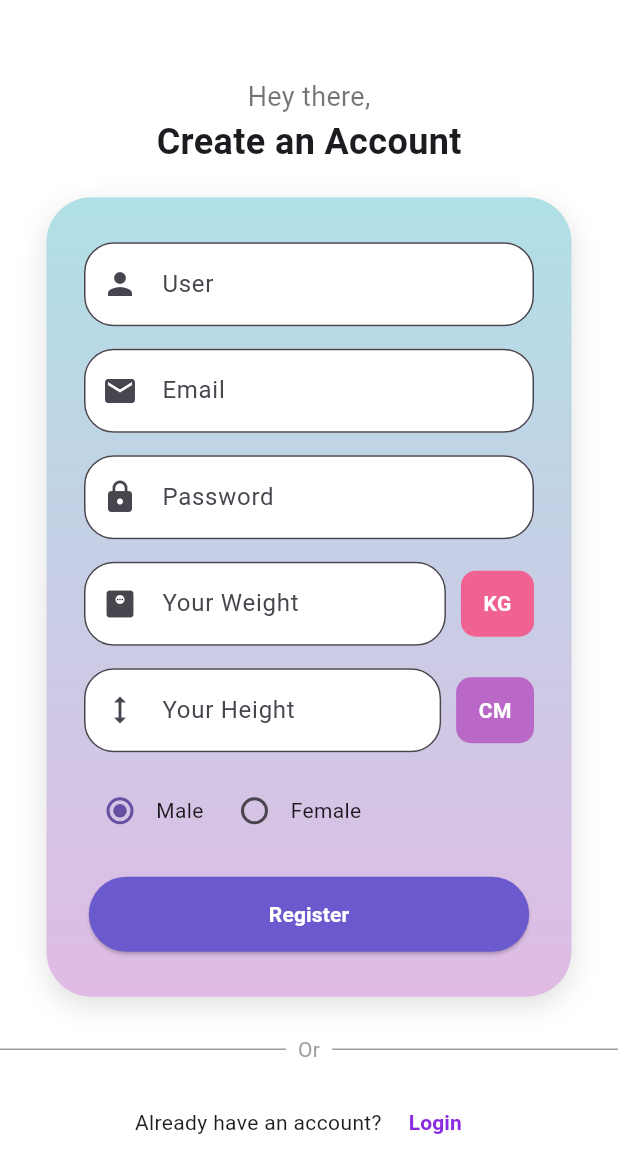
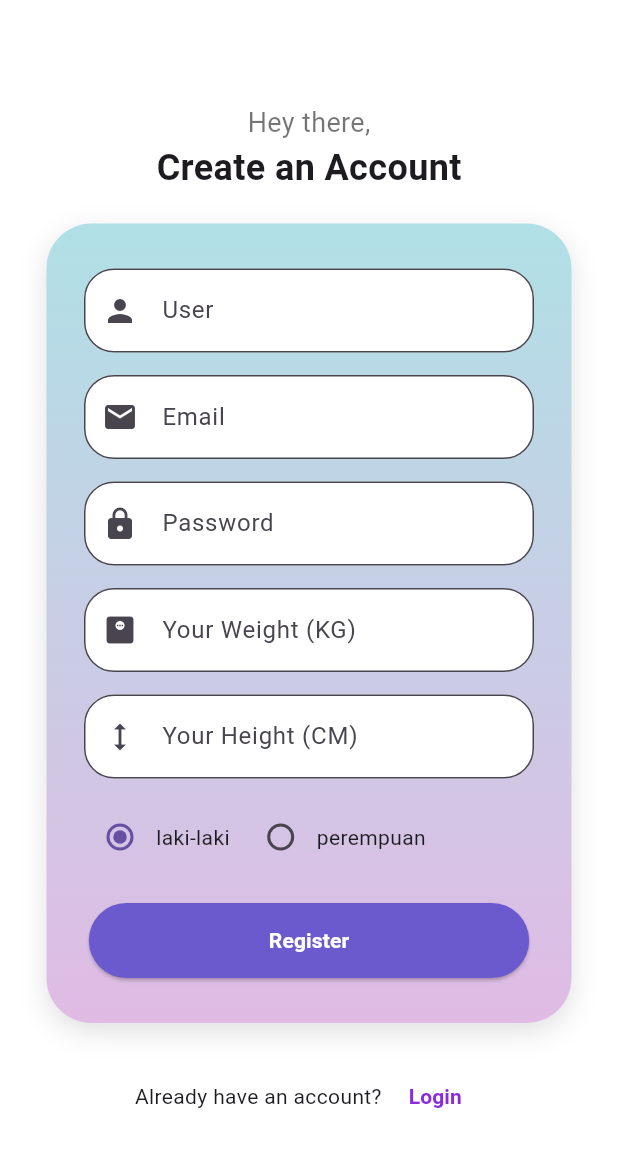
Before and after one commit to Yabes28/guidedlayout2_TUBES, a Flutter app: the screen it shows after launch, after a tap on "Registration", on a phone screen of 412 x 824 dp. Shown: the top 1173 px of the screen. Run offline on Flutter 3.47's test engine with Material 3 defaults, Android fonts, the phone set to English and light mode, and no system bars; our stand-ins replace camera, flutter_riverpod, font_awesome_flutter, image_picker, shared_preferences; missing offline and left inert: mobile_scanner.

Commit message:
PROGRES_MAUSTA

```diff
--- a/lib/View/register.dart
+++ b/lib/View/register.dart
@@ -1,5 +1,7 @@
+import 'dart:convert'; // Untuk parsing JSON
 import 'package:flutter/material.dart';
-import 'package:guidedlayout2_1748/View/login.dart';
+import 'package:http/http.dart' as http; // Untuk integrasi API
+import 'package:guidedlayout2_1748/View/login.dart'; // Navigasi ke halaman Login
 
 class RegisterView extends StatefulWidget {
   const RegisterView({Key? key}) : super(key: key);
@@ -9,25 +11,72 @@ class RegisterView extends StatefulWidget {
 }
 
 class _RegisterViewState extends State<RegisterView> {
-  final _formKey = GlobalKey<FormState>();
+  final _formKey = GlobalKey<FormState>(); // Key untuk validasi form
   TextEditingController usernameController = TextEditingController();
   TextEditingController emailController = TextEditingController();
   TextEditingController passwordController = TextEditingController();
   TextEditingController weightController = TextEditingController();
   TextEditingController heightController = TextEditingController();
+  String _gender = "laki-laki"; // Gender default sesuai validasi Laravel
 
-  String _gender = "Male"; // Default gender
+  // Fungsi untuk register ke API Laravel
+  Future<void> register() async {
+    final url = Uri.parse('http://10.0.2.2:8000/api/register'); // Endpoint register Laravel
+    try {
+      final response = await http.post(
+        url,
+        headers: {'Content-Type': 'application/json'}, // Header untuk JSON
+        body: jsonEncode({
+          'username': usernameController.text, // Kirim username
+          'email': emailController.text, // Kirim email
+          'password': passwordController.text, // Kirim password
+          'password_confirmation': passwordController.text, // Konfirmasi password
+          'berat': weightController.text, // Kirim berat badan
+          'tinggi': heightController.text, // Kirim tinggi badan
+          'gender': _gender, // Kirim gender
+        }),
+      );
+
+      if (response.statusCode == 201) {
+        // Jika registrasi berhasil, tampilkan dialog sukses
+        showDialog(
+          context: context,
+          builder: (_) => AlertDialog(
+            title: const Text('Registration Successful'),
+            content: const Text('Please login to continue'),
+            actions: [
+              TextButton(
+                onPressed: () {
+                  Navigator.push(
+                    context,
+                    MaterialPageRoute(builder: (_) => const LoginView()),
+                  );
+                },
+                child: const Text('OK'),
+              ),
+            ],
+          ),
+        );
+      } else {
+        // Jika registrasi gagal, tampilkan pesan error
+        final error = jsonDecode(response.body)['message']; // Parsing pesan error
+        debugPrint("Registration Error: $error"); // Debug pesan error
+      }
+    } catch (e) {
+      debugPrint("Error: $e"); // Debug error koneksi
+    }
+  }
 
   @override
   Widget build(BuildContext context) {
     return Scaffold(
-      backgroundColor: Colors.white,
+      backgroundColor: Colors.white, // Warna latar belakang
       body: SafeArea(
         child: Center(
           child: SingleChildScrollView(
             child: Column(
               children: [
-                // Header
+                // Header teks
                 const Text(
                   'Hey there,',
                   style: TextStyle(
@@ -64,10 +113,10 @@ class _RegisterViewState extends State<RegisterView> {
                     ],
                   ),
                   child: Form(
-                    key: _formKey,
+                    key: _formKey, // Menghubungkan form ke validasi
                     child: Column(
                       children: [
-                        // Username Input
+                        // Input Username
                         _buildInputField(
                           hint: "User",
                           icon: Icons.person,
@@ -81,7 +130,7 @@ class _RegisterViewState extends State<RegisterView> {
                         ),
                         const SizedBox(height: 15),
 
-                        // Email Input
+                        // Input Email
                         _buildInputField(
                           hint: "Email",
                           icon: Icons.email,
@@ -95,7 +144,7 @@ class _RegisterViewState extends State<RegisterView> {
                         ),
                         const SizedBox(height: 15),
 
-                        // Password Input
+                        // Input Password
                         _buildInputField(
                           hint: "Password",
                           icon: Icons.lock,
@@ -110,12 +159,9 @@ class _RegisterViewState extends State<RegisterView> {
                         ),
                         const SizedBox(height: 15),
 
-                        // Weight Input with KG
-                        Row(
-                          children: [
-                            Expanded(
-                              child: _buildInputField(
-                                hint: "Your Weight",
+                        // Input Berat
+                        _buildInputField(
+                          hint: "Your Weight (KG)",
                           icon: Icons.monitor_weight,
                           controller: weightController,
                           validator: (value) {
@@ -125,19 +171,11 @@ class _RegisterViewState extends State<RegisterView> {
                             return null;
                           },
                         ),
-                            ),
-                            const SizedBox(width: 10),
-                            _buildUnitBox("KG", const Color(0xFFF06292)),
-                          ],
-                        ),
                         const SizedBox(height: 15),
 
-                        // Height Input with CM
-                        Row(
-                          children: [
-                            Expanded(
-                              child: _buildInputField(
-                                hint: "Your Height",
+                        // Input Tinggi
+                        _buildInputField(
+                          hint: "Your Height (CM)",
                           icon: Icons.height,
                           controller: heightController,
                           validator: (value) {
@@ -147,24 +185,19 @@ class _RegisterViewState extends State<RegisterView> {
                             return null;
                           },
                         ),
-                            ),
-                            const SizedBox(width: 10),
-                            _buildUnitBox("CM", const Color(0xFFBA68C8)),
-                          ],
-                        ),
                         const SizedBox(height: 15),
 
-                        // Gender Selector
+                        // Pilihan Gender
                         Row(
                           children: [
-                            _buildGenderRadio("Male"),
+                            _buildGenderRadio("laki-laki"),
                             const SizedBox(width: 10),
-                            _buildGenderRadio("Female"),
+                            _buildGenderRadio("perempuan"),
                           ],
                         ),
                         const SizedBox(height: 20),
 
-                        // Register Button
+                        // Tombol Register
                         ElevatedButton(
                           onPressed: () {
                             if (_formKey.currentState!.validate()) {
@@ -210,23 +243,6 @@ class _RegisterViewState extends State<RegisterView> {
                 ),
                 const SizedBox(height: 25),
 
-                // Or Divider
-                Row(
-                  mainAxisAlignment: MainAxisAlignment.center,
-                  children: const [
-                    Expanded(child: Divider(color: Colors.grey)),
-                    Padding(
-                      padding: EdgeInsets.symmetric(horizontal: 8.0),
-                      child: Text(
-                        "Or",
-                        style: TextStyle(color: Colors.grey),
-                      ),
-                    ),
-                    Expanded(child: Divider(color: Colors.grey)),
-                  ],
-                ),
-                const SizedBox(height: 15),
-
                 // Login Link
                 Row(
                   mainAxisAlignment: MainAxisAlignment.center,
@@ -234,10 +250,9 @@ class _RegisterViewState extends State<RegisterView> {
                     const Text("Already have an account? "),
                     TextButton(
                       onPressed: () {
-                        // TODO: Navigate to Login Page
                         Navigator.push(
                           context,
-                          MaterialPageRoute(builder: (_) => LoginView()),
+                          MaterialPageRoute(builder: (_) => const LoginView()),
                         );
                       },
                       child: const Text(
@@ -258,7 +273,7 @@ class _RegisterViewState extends State<RegisterView> {
     );
   }
 
-  // Helper for input fields
+  // Helper untuk membuat input field
   Widget _buildInputField({
     required String hint,
     required IconData icon,
@@ -282,25 +297,7 @@ class _RegisterViewState extends State<RegisterView> {
     );
   }
 
-  // Helper for unit boxes (KG, CM)
-  Widget _buildUnitBox(String text, Color color) {
-    return Container(
-      padding: const EdgeInsets.symmetric(vertical: 12, horizontal: 15),
-      decoration: BoxDecoration(
-        color: color,
-        borderRadius: BorderRadius.circular(10),
-      ),
-      child: Text(
-        text,
-        style: const TextStyle(
-          color: Colors.white,
-          fontWeight: FontWeight.bold,
-        ),
-      ),
-    );
-  }
-
-  // Helper for gender radio buttons
+  // Helper untuk pilihan gender
   Widget _buildGenderRadio(String gender) {
     return Row(
       children: [
--- a/lib/main.dart
+++ b/lib/main.dart
@@ -1,13 +1,13 @@
 import 'package:flutter/material.dart';
-
+import 'package:flutter_riverpod/flutter_riverpod.dart';
 import 'package:guidedlayout2_1748/View/welcome.dart';
 
 void main() {
-  runApp(const MainApp());
+  runApp(ProviderScope(child: const MyApp()));
 }
 
-class MainApp extends StatelessWidget {
-  const MainApp({super.key});
+class MyApp extends StatelessWidget {
+  const MyApp({super.key});
 
   @override
   Widget build(BuildContext context){
--- a/pubspec.yaml
+++ b/pubspec.yaml
@@ -15,6 +15,10 @@ dependencies:
   image_picker: ^1.0.4
   pdf: ^3.11.1
   printing: ^5.12.0
+  cupertino_icons: ^1.0.8
+  http: ^1.2.2
+  shared_preferences: 2.3.3
+  flutter_riverpod: ^2.6.1
 
 dev_dependencies:
   camera: ^0.10.5+2
```
Also changed, not shown: lib/View/login.dart (+48 -3 lines), lib/network/api.dart (added, +53 -0 lines), pubspec.lock, 1 other file. Lines whose indentation alone changed are shown as unchanged.
